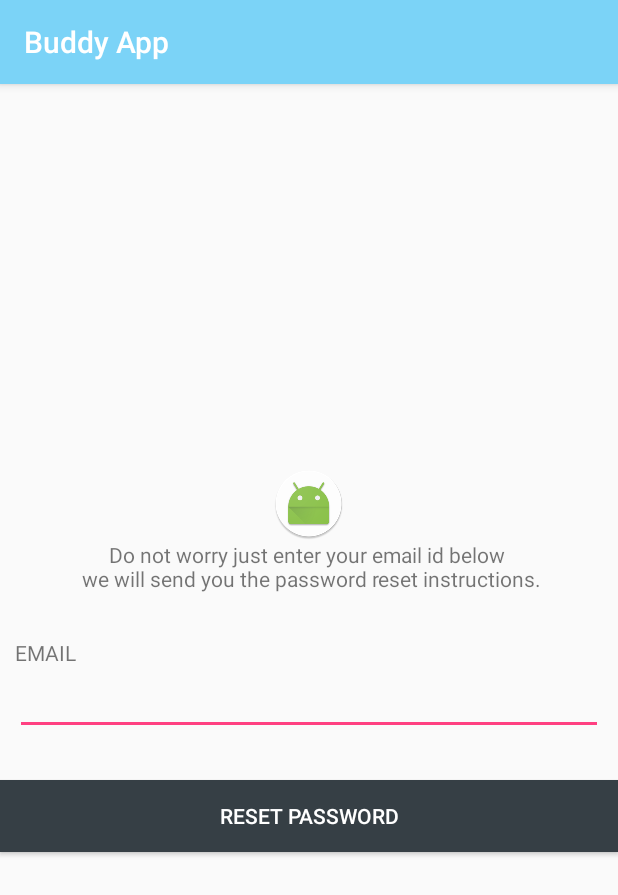
After one commit to dev-titechnologies/buddi-android, an Android app: the ForgotPassword screen opened directly, with no data from a screen before it, on a phone screen of 412 x 824 dp. The commit adds this screen. Shown: the top 895 px of the screen. Run offline under Robolectric (Android 15) with nearby library versions, the phone set to English and light mode, and no system bars.

Commit message:
forgotpaswrd

```diff
--- /dev/null
+++ b/app/src/main/res/layout/activity_forgot_password.xml
@@ -0,0 +1,49 @@
+<?xml version="1.0" encoding="utf-8"?>
+<LinearLayout xmlns:android="http://schemas.android.com/apk/res/android"
+    xmlns:app="http://schemas.android.com/apk/res-auto"
+    xmlns:tools="http://schemas.android.com/tools"
+    android:layout_width="match_parent"
+    android:layout_height="match_parent"
+    android:gravity="center"
+    tools:context="buddyapp.com.activity.ForgotPassword">
+<LinearLayout
+    android:layout_width="match_parent"
+    android:layout_height="match_parent"
+    android:orientation="vertical"
+    android:gravity="center">
+    <ImageView
+        android:layout_width="wrap_content"
+        android:layout_height="wrap_content"
+        android:src="@mipmap/ic_launcher_round"/>
+    <TextView
+        android:layout_width="match_parent"
+        android:layout_height="wrap_content"
+        android:gravity="center"
+        android:text="@string/forgotpassword_desc"/>
+    <LinearLayout
+        android:layout_width="match_parent"
+        android:layout_height="wrap_content"
+        android:layout_marginTop="20dp"
+        android:padding="10dp"
+        android:orientation="vertical">
+    <TextView
+        android:layout_width="wrap_content"
+        android:layout_height="wrap_content"
+        android:text="EMAIL"/>
+        <EditText
+            android:layout_width="match_parent"
+            android:layout_height="wrap_content"
+            android:id="@+id/email"/>
+
+    </LinearLayout>
+    <Button
+        android:layout_width="match_parent"
+        android:layout_height="wrap_content"
+        android:text="RESET PASSWORD"
+        android:padding="10dp"
+        android:textColor="@color/white"
+        android:layout_marginTop="20dp"
+        android:id="@+id/reset"
+        android:background="@color/button_bgcolor"/>
+</LinearLayout>
+</LinearLayout>
--- a/app/src/main/res/layout/activity_welcome.xml
+++ b/app/src/main/res/layout/activity_welcome.xml
@@ -50,7 +50,7 @@
     <Button
         android:layout_width="match_parent"
         android:layout_weight="1"
-        android:background="@color/white"
+        android:background="@drawable/button_bg"
         android:id="@+id/login"
         android:text="LOGIN"
         android:layout_height="wrap_content" />
@@ -58,7 +58,7 @@
         android:layout_width="match_parent"
         android:layout_weight="1"
         android:id="@+id/register"
-        android:background="@color/white"
+        android:background="@drawable/button_bg"
         android:textColorHighlight="#f11a1a"
         android:text="REGISTER"
         android:layout_height="wrap_content" />
--- a/app/src/main/res/values/colors.xml
+++ b/app/src/main/res/values/colors.xml
@@ -1,6 +1,6 @@
 <?xml version="1.0" encoding="utf-8"?>
 <resources>
-    <color name="colorPrimary">#3F51B5</color>
+    <color name="colorPrimary">#7BD3F7</color>
     <color name="colorPrimaryDark">#303F9F</color>
     <color name="colorAccent">#FF4081</color>
 
@@ -33,6 +33,7 @@
     <color name="googleplus">#d34836</color>
     <color name="facebook">#3b5998</color>
     <color name="white">#FFFFFF</color>
+    <color name="button_bgcolor">#363F45</color>
 
 
 </resources>
--- a/app/src/main/res/values/strings.xml
+++ b/app/src/main/res/values/strings.xml
@@ -11,4 +11,8 @@
     <string name="facebook_app_id">1934978090076246</string>
     <string name="fb_login_protocol_scheme">fb1934978090076246</string>
 
+    <string name="forgotpassword_desc">Do not worry just enter your email id below \n
+        we will send you the password reset instructions.
+    </string>
+
 </resources>
```
Also changed, not shown: app/src/main/AndroidManifest.xml (+22 -6 lines), app/src/main/java/buddyapp/com/activity/ForgotPassword.java (added, +113 -0 lines), app/src/main/java/buddyapp/com/activity/LoginScreen.java (+19 -4 lines), app/src/main/java/buddyapp/com/utils/Urls.java (+8 -0 lines), app/src/main/res/drawable/button_bg.xml (added, +8 -0 lines), app/src/main/res/layout/activity_login_screen.xml (+8 -0 lines).
